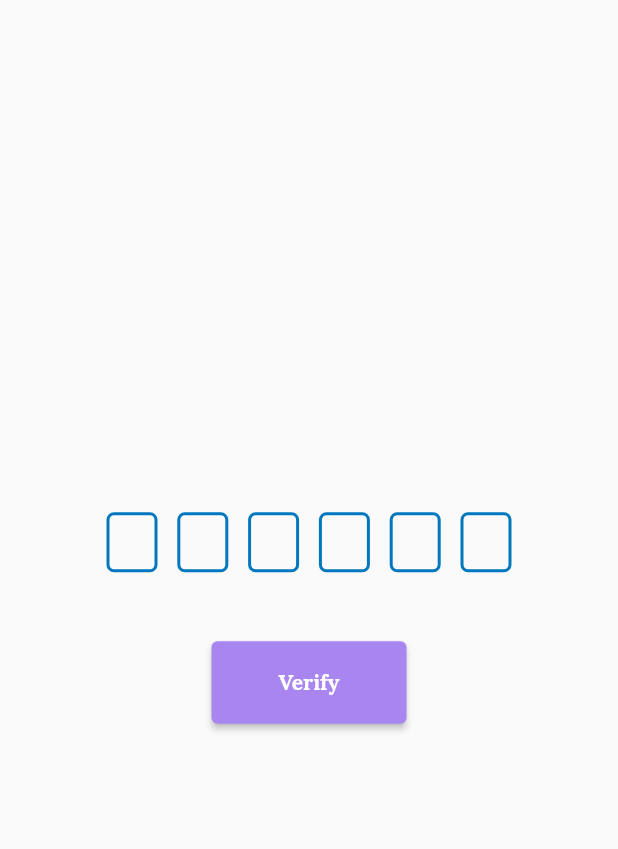
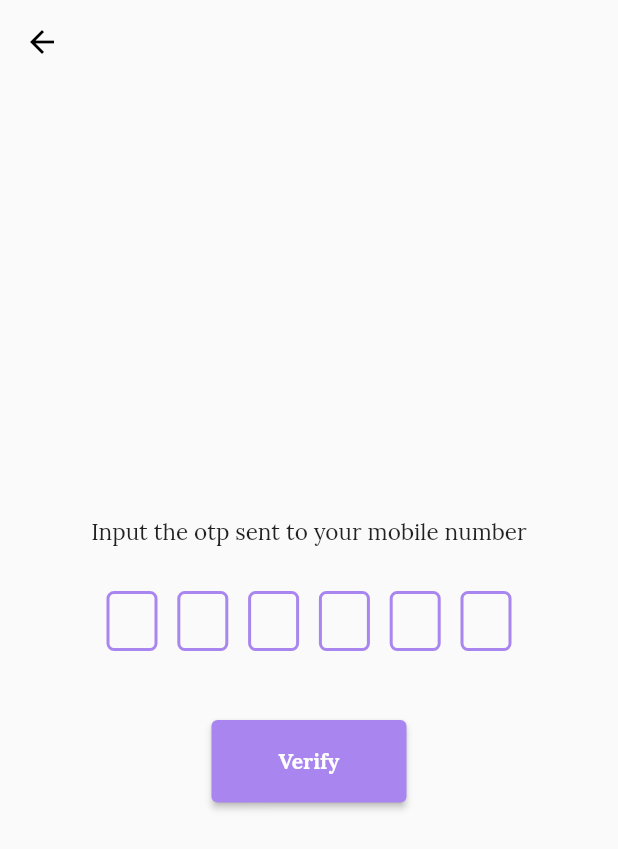
Before and after one commit to Imma76/student_report_system, a Flutter app: the OtpScreen screen opened by its route, on a phone screen of 412 x 824 dp. Shown: the top 849 px of the screen. Run offline on Flutter 3.47's test engine with Material 2 defaults, Android fonts, the phone set to English and light mode, and no system bars; drawn by our look-alikes of pin_code_fields; our stand-ins replace bot_toast, country_code_picker, file_picker, firebase_auth, firebase_core, flutter_riverpod and 5 more; accounts and stored records are empty.

Commit message:
feat: finished otp ui

```diff
--- a/lib/src/utils/app_theme.dart
+++ b/lib/src/utils/app_theme.dart
@@ -16,7 +16,8 @@ class AppTheme extends ChangeNotifier {
       ),
 // Define the default brightness and colors.
       brightness: Brightness.light,
-      primaryColor: Colors.lightBlue[800],
+      primaryColor: primaryColor,
+
 
 // Define the default font family.
       fontFamily: 'Lora',
--- a/lib/src/view/authentication/otp_screen.dart
+++ b/lib/src/view/authentication/otp_screen.dart
@@ -28,10 +28,15 @@ class _OtpScreenState extends ConsumerState<OtpScreen> {
     final signUpController = ref.watch(signUpPovider);
     final appProvider= ref.watch(themeProvider);
     return Scaffold(
+      appBar: AppBar(backgroundColor: Colors.transparent,elevation: 0.0,leading: IconButton(icon:Icon(Icons.arrow_back,color: Colors.black,),onPressed: (){
+        Navigator.pop(context);
+      },),),
       body: Column(
         crossAxisAlignment: CrossAxisAlignment.center,
         mainAxisAlignment: MainAxisAlignment.center,
         children: [
+          Text('Input the otp sent to your mobile number',style:appProvider.textStyle.copyWith(fontSize:15)),
+          Gap(30),
           Center(
             child: OTPField(
               onChanged: signUpController.onOtpChange,
```
